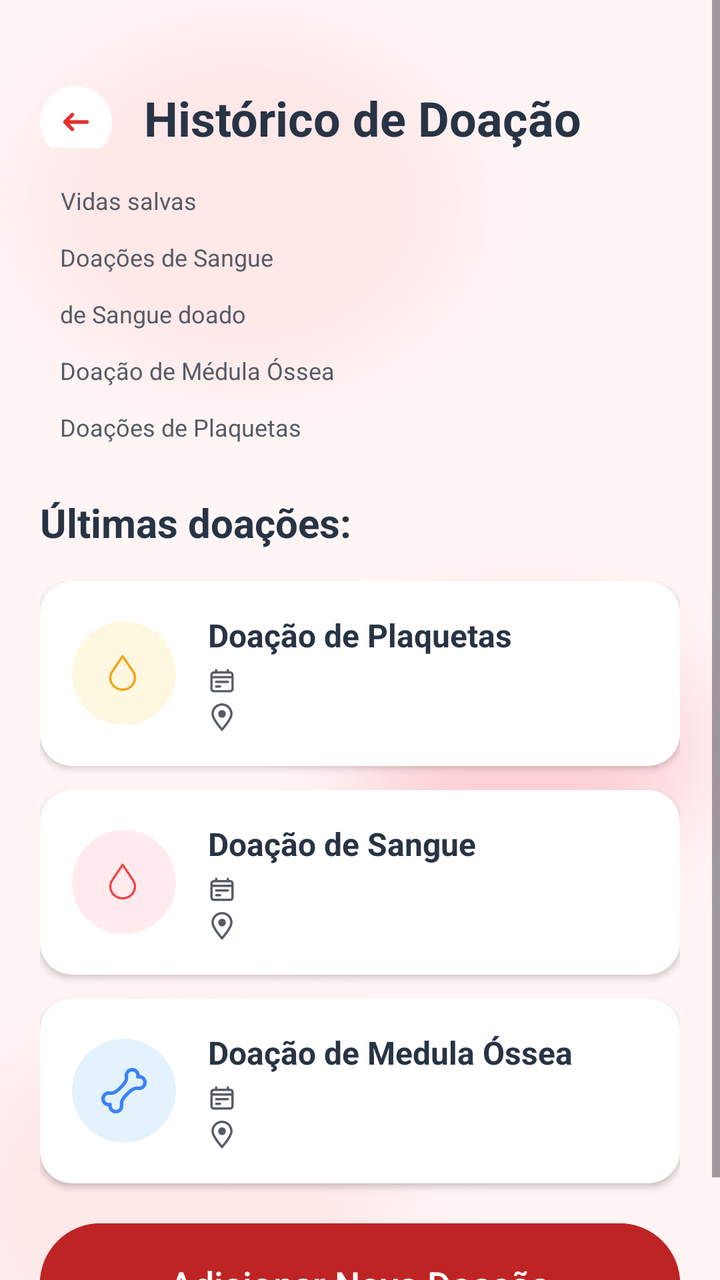
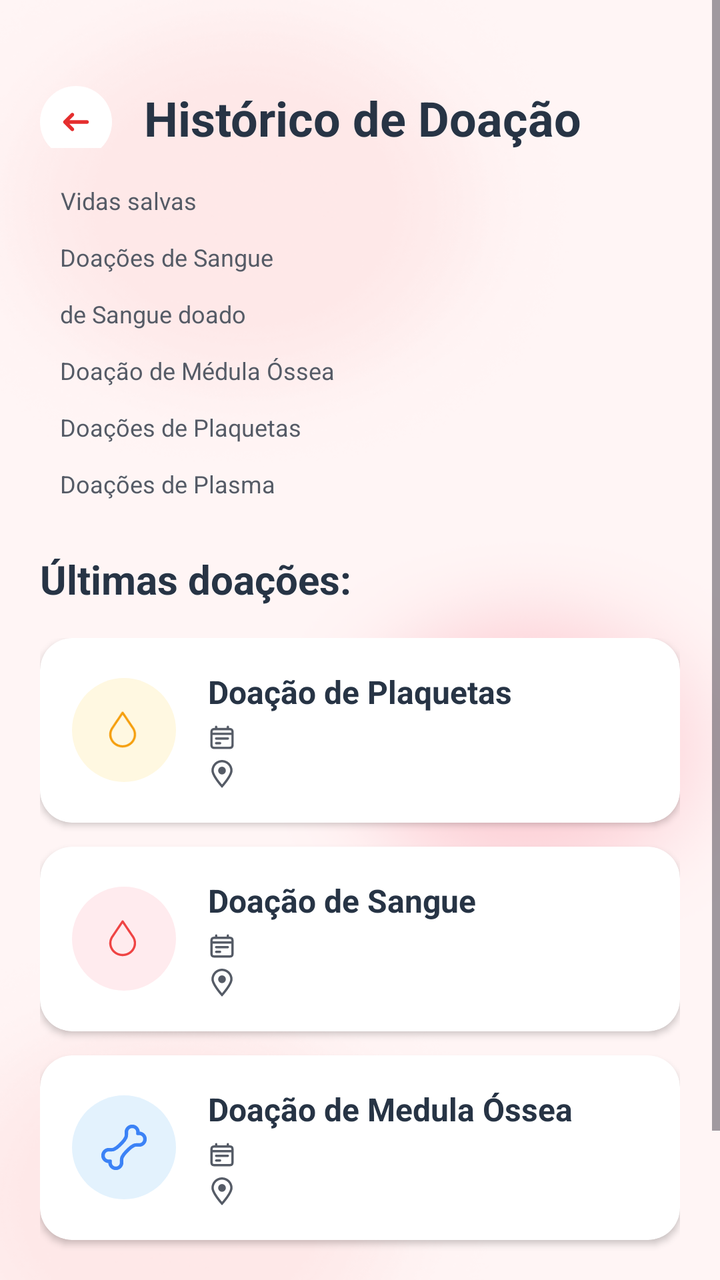

An Android layout rendered at two revisions. The XML below is the earlier revision; the diff shows what the commit changed to produce the second picture.
<!-- AndroidManifest.xml: application theme Theme.Hemo_Conecta -->
<!-- res/layout/fragment_historico.xml -->
<ScrollView
    xmlns:android="http://schemas.android.com/apk/res/android"
    xmlns:app="http://schemas.android.com/apk/res-auto"
    xmlns:tools="http://schemas.android.com/tools"
    android:id="@+id/main"
    android:layout_width="match_parent"
    android:layout_height="match_parent"
    android:background="@drawable/back_foto">

            <LinearLayout
                android:layout_width="match_parent"
                android:layout_height="wrap_content"
                android:orientation="vertical"
                android:padding="20dp">

                
                <LinearLayout
                    android:id="@+id/linear1"
                    android:layout_width="match_parent"
                    android:layout_height="wrap_content"
                    android:layout_marginTop="8dp"
                    android:gravity="center_vertical"
                    android:orientation="horizontal">

                    
                    <FrameLayout
                        android:id="@+id/btnBack"
                        android:layout_width="36dp"
                        android:layout_height="36dp"
                        android:layout_marginTop="10dp"
                        android:background="@drawable/bg_icon"
                        android:backgroundTint="@color/white">

                        <ImageView
                            android:layout_width="22dp"
                            android:layout_height="22dp"
                            android:layout_gravity="center"
                            android:contentDescription="Voltar"
                            android:src="@drawable/ic_back" />
                    </FrameLayout>

                    <TextView
                        android:layout_width="wrap_content"
                        android:layout_height="wrap_content"
                        android:layout_marginStart="16dp"
                        android:text="Histórico de Doação"
                        android:textColor="@color/titulo_processo"
                        android:textSize="24sp"
                        android:textStyle="bold"
                        android:layout_marginTop="8dp"/>
                </LinearLayout>

                
                    <LinearLayout
                        android:layout_width="match_parent"
                        android:layout_height="wrap_content"
                        android:orientation="vertical"
                        android:paddingHorizontal="4dp"
                        android:paddingVertical="16dp">

                        
                        <LinearLayout
                            android:layout_width="match_parent"
                            android:layout_height="wrap_content"
                            android:orientation="horizontal"
                            android:gravity="center_vertical"
                            android:layout_marginBottom="8dp">

                            <TextView
                                android:id="@+id/txtVidasSalvas"
                                android:layout_width="wrap_content"
                                android:layout_height="wrap_content"
                                android:text=""
                                android:textColor="@color/titulo_historico"
                                android:textSize="15sp"
                                android:textStyle="bold" />

                            <TextView
                                android:layout_width="wrap_content"
                                android:layout_height="wrap_content"
                                android:gravity="center"
                                android:text="  Vidas salvas"
                                android:textColor="@color/subtitulo_historico"
                                android:textSize="12sp" />
                        </LinearLayout>

                        
                        <LinearLayout
                            android:layout_width="match_parent"
                            android:layout_height="wrap_content"
                            android:orientation="horizontal"
                            android:gravity="center_vertical"
                            android:layout_marginBottom="8dp">

                            <TextView
                                android:id="@+id/txtQtdSangue"
                                android:layout_width="wrap_content"
                                android:layout_height="wrap_content"
                                android:text=""
                                android:textColor="@color/titulo_processo"
                                android:textSize="15sp"
                                android:textStyle="bold" />

                            <TextView
                                android:layout_width="wrap_content"
                                android:layout_height="wrap_content"
                                android:gravity="center"
                                android:text="  Doações de Sangue"
                                android:textColor="@color/subtitulo_historico"
                                android:textSize="12sp" />
                        </LinearLayout>

                        
                        <LinearLayout
                            android:layout_width="match_parent"
                            android:layout_height="wrap_content"
                            android:orientation="horizontal"
                            android:gravity="center_vertical"
                            android:layout_marginBottom="8dp">

                            <TextView
                                android:id="@+id/txtSangueDoado"
                                android:layout_width="wrap_content"
                                android:layout_height="wrap_content"
                                android:text=""
                                android:textColor="@color/titulo_historico"
                                android:textSize="15sp"
                                android:textStyle="bold" />

                            <TextView
                                android:layout_width="wrap_content"
                                android:layout_height="wrap_content"
                                android:gravity="center"
                                android:text="  de Sangue doado"
                                android:textColor="@color/subtitulo_historico"
                                android:textSize="12sp" />
                        </LinearLayout>

                        
                        <LinearLayout
                            android:layout_width="match_parent"
                            android:layout_height="wrap_content"
                            android:orientation="horizontal"
                            android:gravity="center_vertical"
                            android:layout_marginBottom="8dp">

                            <TextView
                                android:id="@+id/txtQtdMedula"
                                android:layout_width="wrap_content"
                                android:layout_height="wrap_content"
                                android:text=""
                                android:textColor="@color/titulo_historico"
                                android:textSize="15sp"
                                android:textStyle="bold" />

                            <TextView
                                android:layout_width="wrap_content"
                                android:layout_height="wrap_content"
                                android:gravity="center"
                                android:text="  Doação de Médula Óssea"
                                android:textColor="@color/subtitulo_historico"
                                android:textSize="12sp" />
                        </LinearLayout>

                        
                        <LinearLayout
                            android:layout_width="match_parent"
                            android:layout_height="wrap_content"
                            android:orientation="horizontal"
                            android:gravity="center_vertical"
                            android:layout_marginBottom="8dp">

                            <TextView
                                android:id="@+id/txtQtdPlaquetas"
                                android:layout_width="wrap_content"
                                android:layout_height="wrap_content"
                                android:text=""
                                android:textColor="@color/titulo_historico"
                                android:textSize="15sp"
                                android:textStyle="bold" />

                            <TextView
                                android:layout_width="wrap_content"
                                android:layout_height="wrap_content"
                                android:gravity="center"
                                android:text="  Doações de Plaquetas"
                                android:textColor="@color/subtitulo_historico"
                                android:textSize="12sp" />
                        </LinearLayout>

                        </LinearLayout>

                
                <TextView
                    android:layout_width="wrap_content"
                    android:layout_height="wrap_content"
                    android:layout_marginBottom="16dp"
                    android:text="Últimas doações:"
                    android:textColor="@color/titulo_historico"
                    android:textSize="20sp"
                    android:textStyle="bold" />

                <LinearLayout
                    android:id="@+id/containerUltimasDoacoes"
                    android:layout_width="match_parent"
                    android:layout_height="wrap_content"
                    android:orientation="vertical">

                
                <com.google.android.material.card.MaterialCardView
                    android:layout_width="match_parent"
                    android:layout_height="wrap_content"
                    android:layout_marginBottom="12dp"
                    app:cardBackgroundColor="@color/white"
                    app:cardCornerRadius="16dp"
                    app:cardElevation="2dp"
                    app:strokeWidth="0dp">

                    <LinearLayout
                        android:layout_width="match_parent"
                        android:layout_height="wrap_content"
                        android:gravity="center_vertical"
                        android:orientation="horizontal"
                        android:padding="16dp">

                        <FrameLayout
                            android:layout_width="52dp"
                            android:layout_height="52dp"
                            android:background="@drawable/bg_circle"
                            android:backgroundTint="@color/fundo_plaquetas">

                            <ImageView
                                android:layout_width="32dp"
                                android:layout_height="28dp"
                                android:layout_gravity="center"
                                android:src="@drawable/ic_drop"
                                app:tint="@color/icon_plaquetas" />
                        </FrameLayout>

                        <LinearLayout
                            android:layout_width="match_parent"
                            android:layout_height="wrap_content"
                            android:layout_marginStart="16dp"
                            android:orientation="vertical">

                            <TextView
                                android:layout_width="wrap_content"
                                android:layout_height="wrap_content"
                                android:text="Doação de Plaquetas"
                                android:textColor="@color/titulo_historico"
                                android:textSize="16sp"
                                android:textStyle="bold" />

                            <LinearLayout
                                android:layout_width="wrap_content"
                                android:layout_height="wrap_content"
                                android:layout_marginTop="4dp"
                                android:gravity="center_vertical"
                                android:orientation="horizontal">

                                <ImageView
                                    android:layout_width="14dp"
                                    android:layout_height="14dp"
                                    android:src="@drawable/ic_calendar"
                                    app:tint="@color/subtitulo_historico" />

                                <TextView
                                    android:id="@+id/txtDataCard1"
                                    android:layout_width="wrap_content"
                                    android:layout_height="wrap_content"
                                    android:layout_marginStart="6dp"
                                    android:text=""
                                    android:textColor="@color/subtitulo_historico"
                                    android:textSize="12sp" />
                            </LinearLayout>

                            <LinearLayout
                                android:layout_width="wrap_content"
                                android:layout_height="wrap_content"
                                android:layout_marginTop="2dp"
                                android:gravity="center_vertical"
                                android:orientation="horizontal">

                                <ImageView
                                    android:layout_width="14dp"
                                    android:layout_height="14dp"
                                    android:src="@drawable/ic_map"
                                    app:tint="@color/subtitulo_historico" />

                                <TextView
                                    android:id="@+id/txtLocalCard1"
                                    android:layout_width="wrap_content"
                                    android:layout_height="wrap_content"
                                    android:layout_marginStart="6dp"
                                    android:text=""
                                    android:textColor="@color/subtitulo_historico"
                                    android:textSize="12sp" />
                            </LinearLayout>
                        </LinearLayout>
                    </LinearLayout>
                </com.google.android.material.card.MaterialCardView>

                
                <com.google.android.material.card.MaterialCardView
                    android:layout_width="match_parent"
                    android:layout_height="wrap_content"
                    android:layout_marginBottom="12dp"
                    app:cardBackgroundColor="@color/white"
                    app:cardCornerRadius="16dp"
                    app:cardElevation="2dp"
                    app:strokeWidth="0dp">

                    <LinearLayout
                        android:layout_width="match_parent"
                        android:layout_height="wrap_content"
                        android:gravity="center_vertical"
                        android:orientation="horizontal"
                        android:padding="16dp">

                        <FrameLayout
                            android:layout_width="52dp"
                            android:layout_height="52dp"
                            android:background="@drawable/bg_circle"
                            android:backgroundTint="@color/fundo_sangue">

                            <ImageView
                                android:layout_width="28dp"
                                android:layout_height="28dp"
                                android:layout_gravity="center"
                                android:src="@drawable/ic_drop"
                                app:tint="@color/icon_sangue" />
                        </FrameLayout>

                        <LinearLayout
                            android:layout_width="match_parent"
                            android:layout_height="wrap_content"
                            android:layout_marginStart="16dp"
                            android:orientation="vertical">

                            <TextView
                                android:layout_width="wrap_content"
                                android:layout_height="wrap_content"
                                android:text="Doação de Sangue"
                                android:textColor="@color/titulo_historico"
                                android:textSize="16sp"
                                android:textStyle="bold" />

                            <LinearLayout
                                android:layout_width="wrap_content"
                                android:layout_height="wrap_content"
                                android:layout_marginTop="4dp"
                                android:gravity="center_vertical"
                                android:orientation="horizontal">

                                <ImageView
                                    android:layout_width="14dp"
                                    android:layout_height="14dp"
                                    android:src="@drawable/ic_calendar"
                                    app:tint="@color/subtitulo_historico" />

                                <TextView
                                    android:id="@+id/txtDataCard2"
                                    android:layout_width="wrap_content"
                                    android:layout_height="wrap_content"
                                    android:layout_marginStart="6dp"
                                    android:text=""
                                    android:textColor="@color/subtitulo_historico"
                                    android:textSize="12sp" />
                            </LinearLayout>

                            <LinearLayout
                                android:layout_width="wrap_content"
                                android:layout_height="wrap_content"
                                android:layout_marginTop="2dp"
                                android:gravity="center_vertical"
                                android:orientation="horizontal">

                                <ImageView
                                    android:layout_width="14dp"
                                    android:layout_height="14dp"
                                    android:src="@drawable/ic_map"
                                    app:tint="@color/subtitulo_historico" />

                                <TextView
                                    android:id="@+id/txtLocalCard2"
                                    android:layout_width="wrap_content"
                                    android:layout_height="wrap_content"
                                    android:layout_marginStart="6dp"
                                    android:text=""
                                    android:textColor="@color/subtitulo_historico"
                                    android:textSize="12sp" />
                            </LinearLayout>
                        </LinearLayout>
                    </LinearLayout>
                </com.google.android.material.card.MaterialCardView>

                
                <com.google.android.material.card.MaterialCardView
                    android:layout_width="match_parent"
                    android:layout_height="wrap_content"
                    android:layout_marginBottom="16dp"
                    app:cardBackgroundColor="@color/white"
                    app:cardCornerRadius="16dp"
                    app:cardElevation="2dp"
                    app:strokeWidth="0dp">

                    <LinearLayout
                        android:layout_width="match_parent"
                        android:layout_height="wrap_content"
                        android:gravity="center_vertical"
                        android:orientation="horizontal"
                        android:padding="16dp">

                        <FrameLayout
                            android:layout_width="52dp"
                            android:layout_height="52dp"
                            android:background="@drawable/bg_circle"
                            android:backgroundTint="@color/fundo_medula">

                            <ImageView
                                android:layout_width="28dp"
                                android:layout_height="28dp"
                                android:layout_gravity="center"
                                android:src="@drawable/ic_bone"
                                app:tint="@color/icon_medula" />
                        </FrameLayout>

                        <LinearLayout
                            android:layout_width="match_parent"
                            android:layout_height="wrap_content"
                            android:layout_marginStart="16dp"
                            android:orientation="vertical">

                            <TextView
                                android:layout_width="wrap_content"
                                android:layout_height="wrap_content"
                                android:text="Doação de Medula Óssea"
                                android:textColor="@color/titulo_historico"
                                android:textSize="16sp"
                                android:textStyle="bold" />

                            <LinearLayout
                                android:layout_width="wrap_content"
                                android:layout_height="wrap_content"
                                android:layout_marginTop="4dp"
                                android:gravity="center_vertical"
                                android:orientation="horizontal">

                                <ImageView
                                    android:layout_width="14dp"
                                    android:layout_height="14dp"
                                    android:src="@drawable/ic_calendar"
                                    app:tint="@color/subtitulo_historico" />

                                <TextView
                                    android:id="@+id/txtDataCard3"
                                    android:layout_width="wrap_content"
                                    android:layout_height="wrap_content"
                                    android:layout_marginStart="6dp"
                                    android:text=""
                                    android:textColor="@color/subtitulo_historico"
                                    android:textSize="12sp" />
                            </LinearLayout>

                            <LinearLayout
                                android:layout_width="wrap_content"
                                android:layout_height="wrap_content"
                                android:layout_marginTop="2dp"
                                android:gravity="center_vertical"
                                android:orientation="horizontal">

                                <ImageView
                                    android:layout_width="14dp"
                                    android:layout_height="14dp"
                                    android:src="@drawable/ic_map"
                                    app:tint="@color/subtitulo_historico" />

                                <TextView
                                    android:id="@+id/txtLocalCard3"
                                    android:layout_width="wrap_content"
                                    android:layout_height="wrap_content"
                                    android:layout_marginStart="6dp"
                                    android:text=""
                                    android:textColor="@color/subtitulo_historico"
                                    android:textSize="12sp" />
                            </LinearLayout>
                        </LinearLayout>
                    </LinearLayout>
                </com.google.android.material.card.MaterialCardView>

                </LinearLayout>

                <Button
                    android:layout_width="match_parent"
                    android:layout_height="wrap_content"
                    android:text="Adicionar Nova Doação"
                    android:textColor="@color/white"
                    android:backgroundTint="@color/vermelho"
                    android:padding="18dp"
                    android:textSize="18sp"
                    android:id="@+id/buttonCadastrarDoacao"/>

            </LinearLayout>
        </ScrollView>
<!-- resources referenced by this layout -->
<resources>
  <color name="fundo_medula">#E3F2FD</color>
  <color name="fundo_plaquetas">#FFF8E1</color>
  <color name="fundo_sangue">#FFEBEE</color>
  <color name="icon_medula">#3B82F6</color>
  <color name="icon_plaquetas">#F59E0B</color>
  <color name="icon_sangue">#EF4444</color>
  <color name="subtitulo_historico">#555B66</color>
  <color name="titulo_historico">#273445</color>
  <color name="titulo_processo">#273445</color>
  <color name="vermelho">#BF2424</color>
  <color name="white">#FFFFFF</color>
  <!-- drawable bg_circle (drawable) -->
  <?xml version="1.0" encoding="utf-8"?>
  <shape xmlns:android="http://schemas.android.com/apk/res/android"
      android:shape="oval">
  </shape>
  <!-- drawable bg_icon (drawable) -->
  <?xml version="1.0" encoding="utf-8"?>
  <shape xmlns:android="http://schemas.android.com/apk/res/android"
      android:shape="oval">
  </shape>
  <!-- drawable ic_calendar (drawable) -->
  <vector xmlns:android="http://schemas.android.com/apk/res/android" android:height="24dp" android:viewportHeight="24" android:viewportWidth="24" android:width="24dp">
        
      <path android:fillColor="#00000000" android:pathData="M3,9H21M17,13.001L7,13M10.333,17L7,17M7,3V5M17,3V5M6.2,21H17.8C18.92,21 19.48,21 19.908,20.782C20.284,20.59 20.59,20.284 20.782,19.908C21,19.48 21,18.92 21,17.8V8.2C21,7.08 21,6.52 20.782,6.092C20.59,5.716 20.284,5.41 19.908,5.218C19.48,5 18.92,5 17.8,5H6.2C5.08,5 4.52,5 4.092,5.218C3.716,5.41 3.41,5.716 3.218,6.092C3,6.52 3,7.08 3,8.2V17.8C3,18.92 3,19.48 3.218,19.908C3.41,20.284 3.716,20.59 4.092,20.782C4.52,21 5.08,21 6.2,21Z" android:strokeColor="#000000" android:strokeLineCap="round" android:strokeLineJoin="round" android:strokeWidth="2"/>
      
  </vector>
  <!-- drawable ic_drop (drawable) -->
  <vector xmlns:android="http://schemas.android.com/apk/res/android" android:height="24dp" android:viewportHeight="50" android:viewportWidth="50" android:width="24dp">
        
      <path android:fillColor="#231F20" android:pathData="M23.779,40.594c6.617,0 12,-5.188 12,-11.564c0,-2.114 -0.599,-4.184 -1.749,-6.012L24.599,9.035c-0.186,-0.276 -0.497,-0.441 -0.829,-0.441c-0.333,0 -0.644,0.166 -0.829,0.441l-9.436,14.018c-1.129,1.798 -1.726,3.865 -1.726,5.976C11.779,35.406 17.162,40.594 23.779,40.594zM15.181,24.144l8.59,-12.76l8.584,12.726c0.933,1.482 1.425,3.184 1.425,4.92c0,5.274 -4.486,9.564 -10,9.564s-10,-4.291 -10,-9.564C13.779,27.295 14.271,25.596 15.181,24.144z"/>
      
  </vector>
  <!-- drawable ic_map (drawable) -->
  <vector
      xmlns:android="http://schemas.android.com/apk/res/android"
      android:width="24dp"
      android:height="24dp"
      android:viewportWidth="362.13"
      android:viewportHeight="362.13">
      <path android:fillColor="#000000" android:pathData="m181.07,0c-75.53,0 -136.98,61.45 -136.98,136.98 0,31.16 21.48,76.71 63.83,135.41 30.62,42.44 60.74,75.96 62.01,77.37l11.14,12.37 11.14,-12.37c1.27,-1.41 31.39,-34.94 62.01,-77.37 42.35,-58.7 63.83,-104.25 63.83,-135.41 -0,-75.53 -61.45,-136.98 -136.98,-136.98zM181.07,316.96c-37.73,-44.11 -106.98,-134.47 -106.98,-179.98 0,-58.99 47.99,-106.98 106.98,-106.98s106.98,47.99 106.98,106.98c0,45.51 -69.25,135.87 -106.98,179.98z"/>
        
      <path android:fillColor="#000000" android:pathData="M181.07,136.98m-49.7,0a49.7,49.7 0,1 1,99.39 0a49.7,49.7 0,1 1,-99.39 0"/>
      
  </vector>
  <style name="Theme.Hemo_Conecta" parent="Base.Theme.Hemo_Conecta" />
  <style name="Base.Theme.Hemo_Conecta" parent="Theme.Material3.DayNight.NoActionBar">
          
          
      </style>
  <!-- unchanged entries left out for length: 3 -->
</resources>

<!-- the commit's change to res/layout/fragment_historico.xml (unified diff, before → after) -->
@@ -5,6 +5,7 @@
     android:id="@+id/main"
     android:layout_width="match_parent"
     android:layout_height="match_parent"
+    android:fillViewport="true"
     android:background="@drawable/back_foto">
 
             <LinearLayout
@@ -188,6 +189,32 @@
                                 android:textSize="12sp" />
                         </LinearLayout>
 
+                        
+                        <LinearLayout
+                            android:layout_width="match_parent"
+                            android:layout_height="wrap_content"
+                            android:orientation="horizontal"
+                            android:gravity="center_vertical"
+                            android:layout_marginBottom="8dp">
+
+                            <TextView
+                                android:id="@+id/txtQtdPlasma"
+                                android:layout_width="wrap_content"
+                                android:layout_height="wrap_content"
+                                android:text=""
+                                android:textColor="@color/titulo_historico"
+                                android:textSize="15sp"
+                                android:textStyle="bold" />
+
+                            <TextView
+                                android:layout_width="wrap_content"
+                                android:layout_height="wrap_content"
+                                android:gravity="center"
+                                android:text="  Doações de Plasma"
+                                android:textColor="@color/subtitulo_historico"
+                                android:textSize="12sp" />
+                        </LinearLayout>
+
                         </LinearLayout>
 
                 
